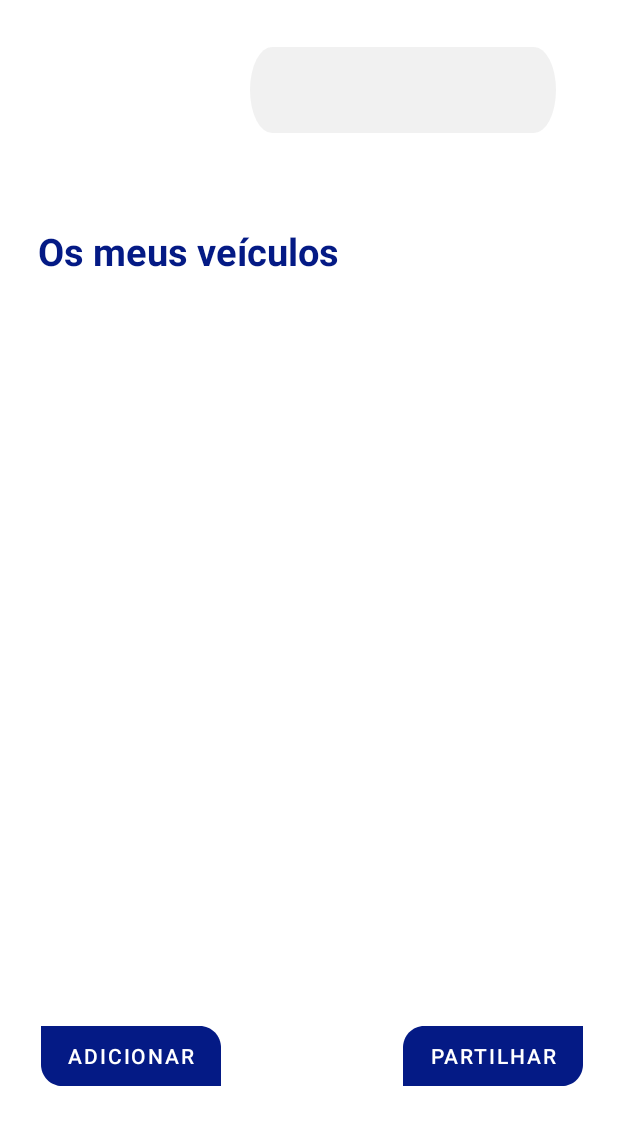
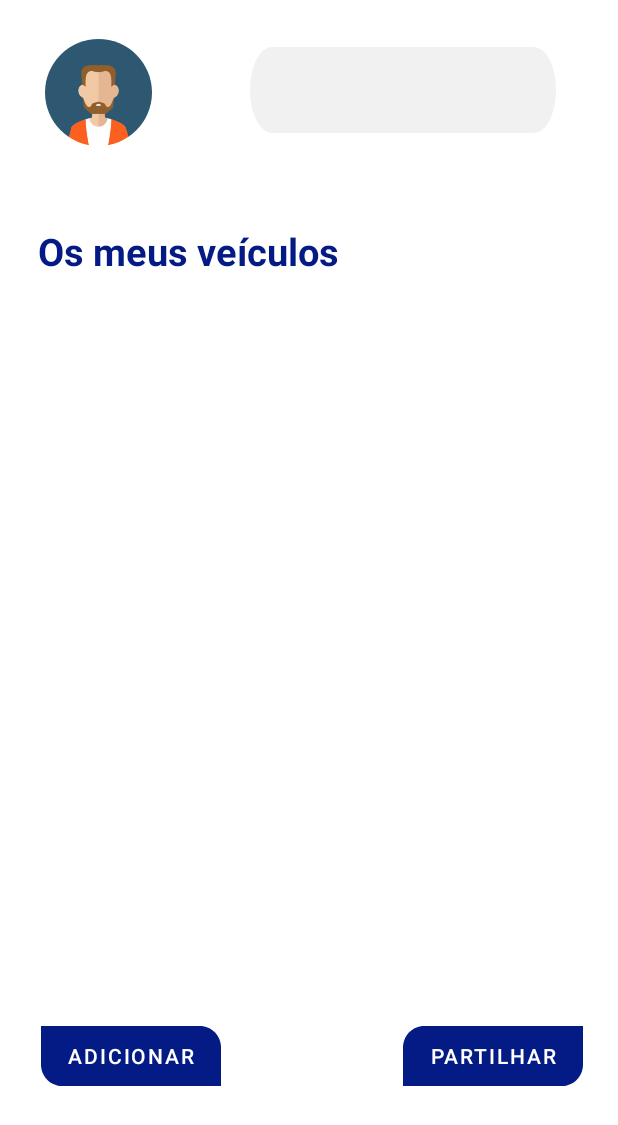
Before and after one commit to flavioafernandes/projeto_cm, an Android app: the MainPage screen opened directly, with no data from a screen before it, on a phone screen of 412 x 824 dp. Shown: the top 1125 px of the screen. Run offline under Robolectric (Android 15) with nearby library versions, the phone set to English and light mode, and no system bars; our stand-ins replace CircleImageView; 2 statements that could not run were skipped.

Commit message:
Aparecer imagem no primeiro login

```diff
--- a/app/src/main/java/com/example/projectcm/fragments/MainPage.java
+++ b/app/src/main/java/com/example/projectcm/fragments/MainPage.java
@@ -137,7 +137,8 @@
 
         //Edit profile on avatar click
         ImageView IVAvatar = (ImageView) MainPageView.findViewById(R.id.imageView);
-        if(userpic!=""){
+        System.out.println("USER PIC: -" + userpic + "-");
+        if(!userpic.equals("")){
             Uri imageuri = Uri.parse(userpic);
             try {
 
@@ -148,6 +149,8 @@
             } catch (IOException e) {
                 e.printStackTrace();
             }
+        }else{
+            IVAvatar.setImageResource(R.drawable.avatar);
         }
         IVAvatar.setOnClickListener(new View.OnClickListener() {
             @Override
--- a/build.gradle
+++ b/build.gradle
@@ -5,7 +5,7 @@
         jcenter()
     }
     dependencies {
-        classpath 'com.android.tools.build:gradle:4.0.1'
+        classpath 'com.android.tools.build:gradle:4.0.2'
 
 
         // NOTE: Do not place your application dependencies here; they belong
```
Also changed, not shown: app/src/main/res/drawable/relativelayout_custom_create.xml (added, +15 -0 lines).
